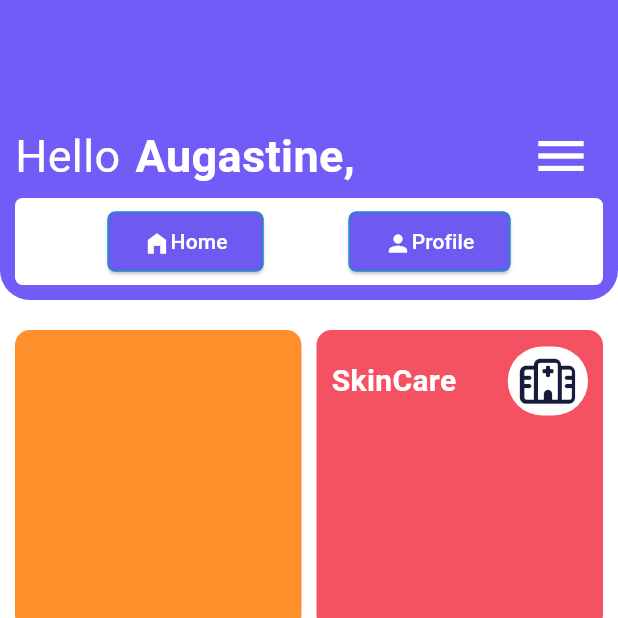
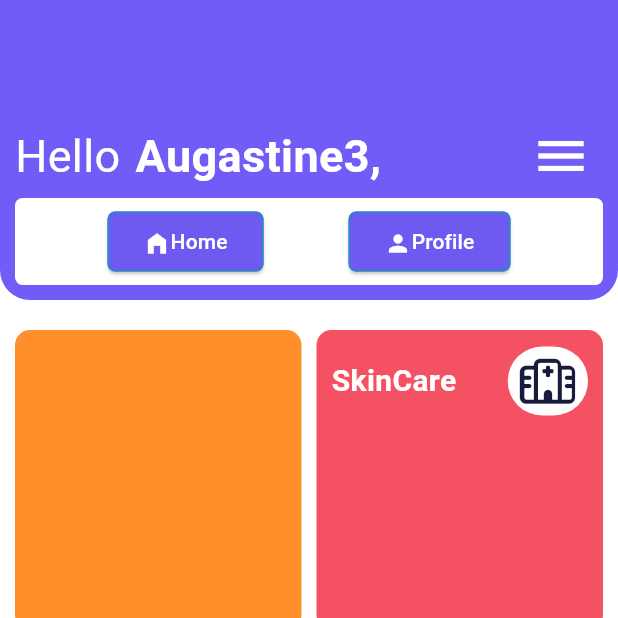
Before and after one commit to Group9apancj/group9, a Flutter app: the Home screen opened by its route, on a phone screen of 412 x 824 dp, the top half of it. Run offline on Flutter 3.47's test engine with Material 3 defaults, Android fonts, the phone set to English and light mode, and no system bars; our stand-ins replace font_awesome_flutter, google_fonts, image_picker; network calls fail.

Commit message:
change user to augastine

```diff
--- a/interfaceapp/lib/NewInter.dart
+++ b/interfaceapp/lib/NewInter.dart
@@ -44,7 +44,7 @@ class _HomeState extends State<Home> {
                         ),
                         SizedBox(width: 10),
                         Text(
-                          "Augastine,",
+                          "Augastine3,",
                           style: GoogleFonts.roboto(
                               color: Colors.white,
                               fontSize: 30,
```
